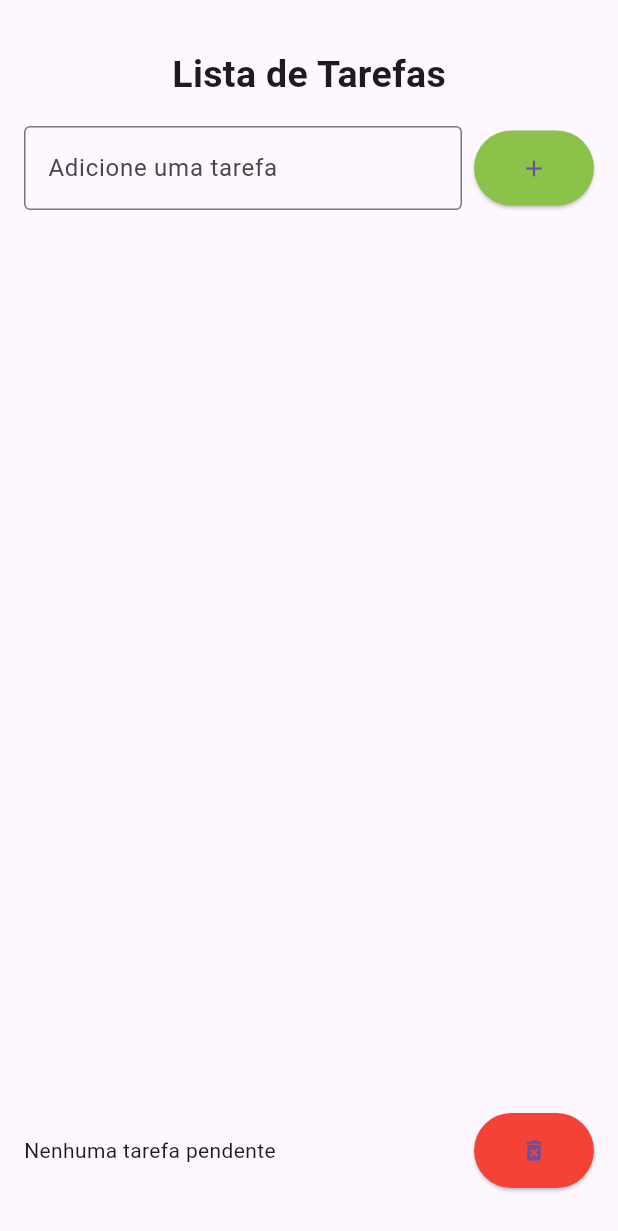
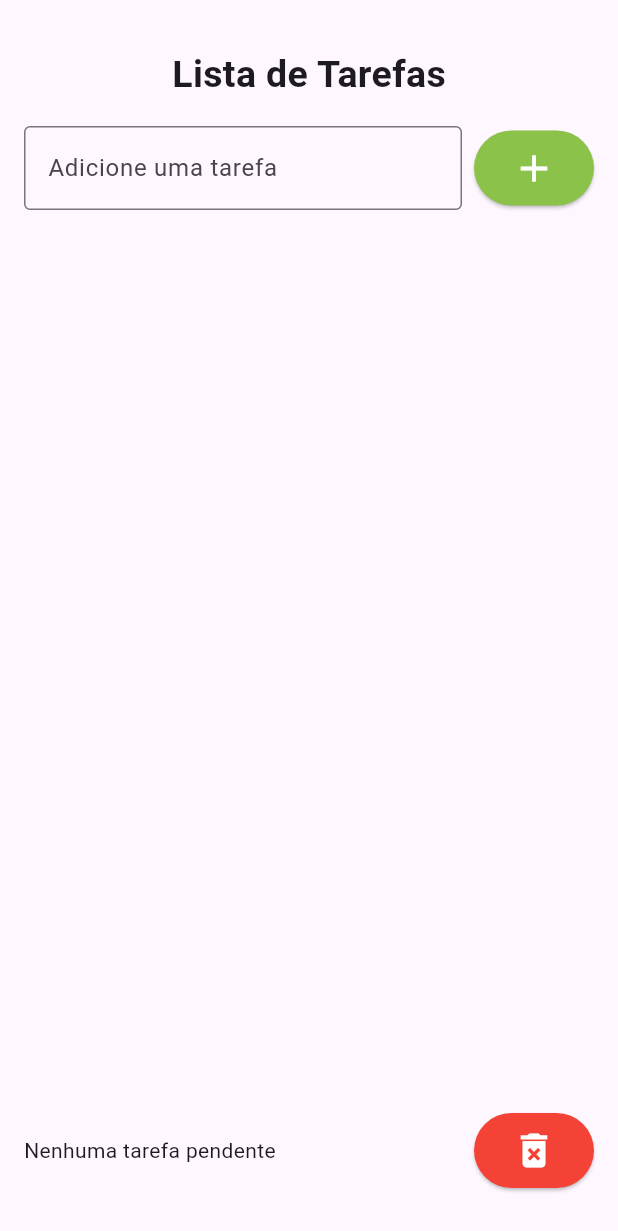
Before and after one commit to camurri/todo, a Flutter app: the screen it shows after launch, after a tap on the "add" icon, on a phone screen of 412 x 824 dp. Shown: the top 1231 px of the screen. Run offline on Flutter 3.47's test engine with Material 3 defaults, Android fonts, the phone set to English and light mode, and no system bars.

Commit message:
Adicionado cores aos ícones

```diff
--- a/lib/pages/todo_list_page.dart
+++ b/lib/pages/todo_list_page.dart
@@ -1,3 +1,4 @@
+import 'package:flutter/cupertino.dart';
 import 'package:flutter/material.dart';
 
 /// Página de lista de tarefas (Todo List).
@@ -20,21 +21,21 @@ class _TodoListPageState extends State<TodoListPage> {
   /// Adiciona uma nova tarefa à lista de tarefas.
   ///
   /// A tarefa será adicionada apenas se o campo de texto não estiver vazio.
-  void addTodo() {
-    String text = todoController.text;
-    if (text.isNotEmpty) {
+  void addTodo() { // Função para adicionar uma nova tarefa.
+    String text = todoController.text; // passando para text os caracteres digitados
+    if (text.isNotEmpty) { // Verifica se a string está vazia
       setState(() { // Atualiza a interface do usuário.
-        todos.add(text); // Adiciona a tarefa à lista.
-      });
+       todos.add(text); // Adiciona a tarefa à lista.
+      }); // Atualiza a interface do usuário.
       todoController.clear(); // Limpa o campo de texto após a adição.
     }
-  }
+  } //
 
   /// Remove todas as tarefas da lista.
   void deleteAllTodo() {
     setState(() { // Atualiza a interface do usuário.
       todos.clear(); // Remove todas as tarefas da lista.
-    });
+    }); // Atualiza a interface do usuário.
   }
 
   /// Remove a tarefa no índice especificado.
@@ -47,27 +48,27 @@ class _TodoListPageState extends State<TodoListPage> {
   }
 
   @override
-  Widget build(BuildContext context) {
+  Widget build(BuildContext context) {// Constrói a interface do usuário.
     return Scaffold(// Tela principal.
       body: Padding(// Conteúdo da tela.
-        padding: const EdgeInsets.symmetric(horizontal: 16, vertical: 32),
+        padding: const EdgeInsets.symmetric(horizontal: 16, vertical: 32), // Espaçamento interno.
         child: Column(
-          mainAxisSize: MainAxisSize.min,
-          children: [
+          mainAxisSize: MainAxisSize.min, // Permite que o conteúdo ocupe todo o espaço disponível.
+          children: [ // Conteúdo da tela.
             // Título principal da página.
-            const Text(
+            const Text( // Texto principal.
               'Lista de Tarefas',
-              style: TextStyle(fontSize: 25, fontWeight: FontWeight.bold),
+              style: TextStyle(fontSize: 25, fontWeight: FontWeight.bold),// Estilo do texto.
             ),
 
-            const SizedBox(height: 16),
+            const SizedBox(height: 16),// Espaçamento entre os elementos.
 
             // Campo de entrada e botão para adicionar tarefas.
-            Row(
-              children: [
+            Row(// Linha para os campos de entrada e botão.
+              children: [// Campos de entrada e botão.
                 Expanded(
-                  child: TextField(
-                    controller: todoController,
+                  child: TextField(// Campo de entrada de texto.
+                    controller: todoController,// Controlador do campo de texto.
                     decoration: const InputDecoration(
                       border: OutlineInputBorder(),
                       labelText: 'Adicione uma tarefa',
@@ -79,6 +80,8 @@ class _TodoListPageState extends State<TodoListPage> {
                 ElevatedButton(
                   style: ElevatedButton.styleFrom(
                     backgroundColor: Colors.lightGreen,
+                    iconColor: Colors.white,
+                    iconSize: 30,
                     fixedSize: const Size(80, 50),
                   ),
                   onPressed: addTodo,
@@ -98,11 +101,11 @@ class _TodoListPageState extends State<TodoListPage> {
                   return ListTile(// Item da lista.
                     title: Text(todos[index]),
                     trailing: IconButton(// Botão para remover a tarefa.
-                      icon: const Icon(Icons.delete),// Ícone do botão.
+                      icon:  Icon(Icons.delete, size: 30,),// Ícone do botão.
                       onPressed: () => removeTodoAt(index),// Ação ao pressionar o botão.
                     ),
-                    leading: const Icon(Icons.check_box_outline_blank),//
-                    onTap: () {// Ação ao clicar no item.
+                    leading: const Icon(Icons.check_box_outline_blank),// Ícone da tarefa.
+                    onTap: () {// Ação ao clicar no item. ############################
                       print('Tarefa selecionada: ${todos[index]}');
                     },// Mensagem de depuração.
                   );
@@ -125,6 +128,8 @@ class _TodoListPageState extends State<TodoListPage> {
                 ElevatedButton(// Botão para remover todas as tarefas.
                   style: ElevatedButton.styleFrom(
                     backgroundColor: Colors.red,
+                    iconColor: Colors.white,
+                    iconSize: 30,
                     fixedSize: const Size(80, 50),
                   ),
                   onPressed: deleteAllTodo,
```
